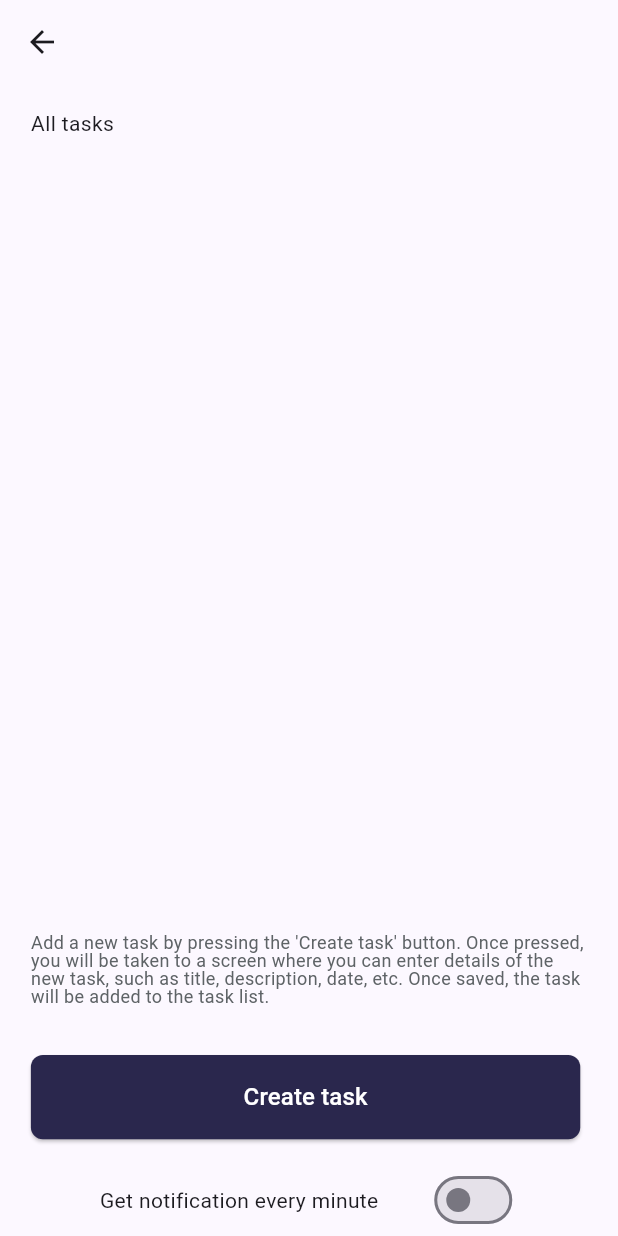
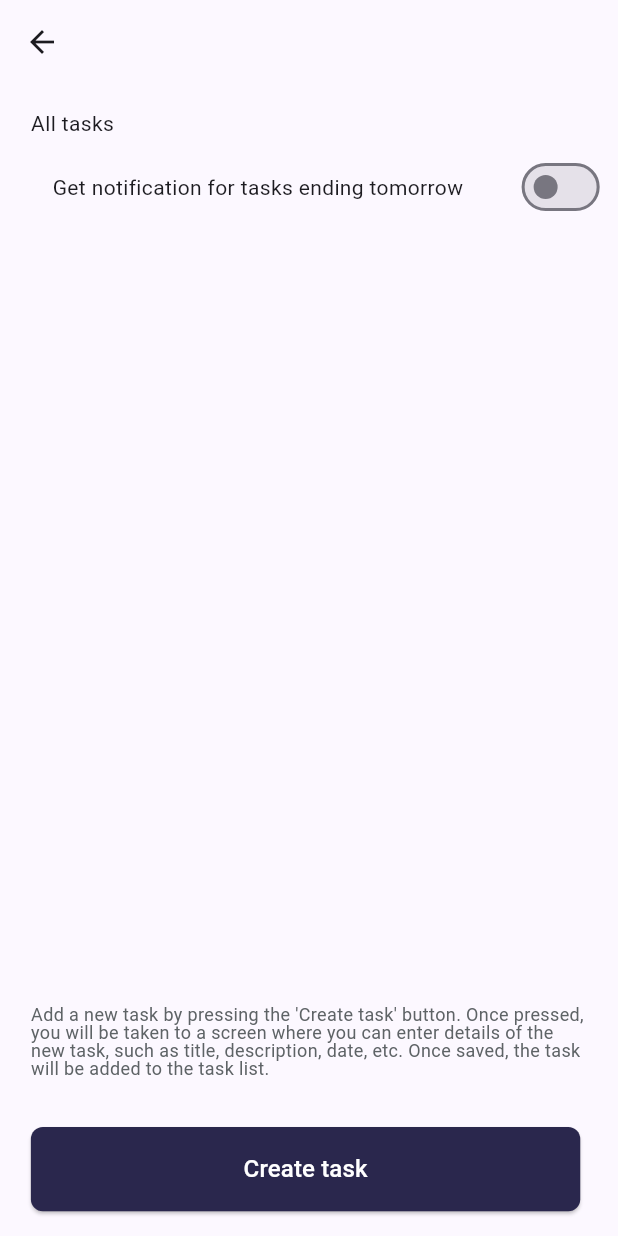
Before and after one commit to eryklorenc/task_manager, a Flutter app: the screen it shows after launch, after a tap on "Add a task", on a phone screen of 412 x 824 dp. Run offline on Flutter 3.47's test engine with Material 3 defaults, Android fonts, the phone set to English and light mode, and no system bars; our stand-ins replace cloud_firestore, firebase_core, flutter_bloc, flutter_local_notifications, freezed_annotation, geocoding and 5 more; missing offline and left inert: app_settings; accounts and stored records are empty; statements that could not run were skipped.

Commit message:
Add notifications for tasks ending tomorrow

```diff
--- a/lib/features/add_task/ui/add_task_page.dart
+++ b/lib/features/add_task/ui/add_task_page.dart
@@ -69,20 +69,51 @@ class _AddTaskPageState extends State<AddTaskPage> {
                                 item.priority,
                                 item.id,
                               ),
-                              ElevatedButton(
-                                onPressed: () {
-                                  NotificationDataSources.sendInstantNotification(
-                                    title: "Task Due Soon",
-                                    body: 'Your task "${item.name}" is due tomorrow!',
-                                    payload: "Task ID: ${item.id}",
-                                  );
-                                },
-                                child: const Text('Notify About This Task'),
-                              ),
                             ],
                           ),
                         ),
                       ],
+                      Row(
+                        mainAxisAlignment: MainAxisAlignment.center,
+                        children: [
+                          const Spacer(flex: 1),
+                          Text(
+                            S.of(context).get_notification,
+                            style: Theme.of(context).xTextTheme.body2,
+                          ),
+                          const Spacer(),
+                          Padding(
+                            padding: const EdgeInsetsSS.only(right: 2),
+                            child: Switch(
+                              value: isSelected,
+                              onChanged: (value) {
+                                setState(() {
+                                  isSelected = value;
+                                });
+
+                                if (value) {
+                                  final tomorrow = DateTime.now().add(const Duration(days: 1));
+
+                                  for (final taskItem in item) {
+                                    if (taskItem.dueDate.year == tomorrow.year &&
+                                        taskItem.dueDate.month == tomorrow.month &&
+                                        taskItem.dueDate.day == tomorrow.day) {
+                                      NotificationDataSources.sendPeriodicNotification(
+                                        title: taskItem.name,
+                                        body: S.of(context).task_notification,
+                                        payload: S.of(context).payload,
+                                        id: taskItem.name.hashCode,
+                                      );
+                                    }
+                                  }
+                                } else {
+                                  NotificationDataSources.cancelPeriodicNotification();
+                                }
+                              },
+                            ),
+                          ),
+                        ],
+                      ),
                     ],
                   );
                 },
@@ -124,35 +155,6 @@ class _AddTaskPageState extends State<AddTaskPage> {
               ),
             ),
           ),
-          Row(
-            mainAxisAlignment: MainAxisAlignment.center,
-            children: [
-              const Spacer(
-                flex: 2,
-              ),
-              const Text("Get notification every minute"),
-              const Spacer(),
-              Switch(
-                value: isSelected,
-                onChanged: (value) {
-                  isSelected = !isSelected;
-                  if (isSelected) {
-                    NotificationDataSources.sendPeriodicNotification(
-                      title: "Test title 2",
-                      body: "Test body 2",
-                      payload: "Test payload 2",
-                    );
-                  } else {
-                    NotificationDataSources.cancelPeriodicNotification();
-                  }
-                  setState(() {});
-                },
-              ),
-              const Spacer(
-                flex: 2,
-              ),
-            ],
-          ),
         ],
       ),
     );
--- a/lib/l10n/intl_en.arb
+++ b/lib/l10n/intl_en.arb
@@ -35,5 +35,8 @@
     "percentage_task": "Percentage implementation of planned tasks: {completedPercentage}%",
     "edit_task": "Edit task",
     "save": "Save",
-    "edit": "Edit"
+    "edit": "Edit",
+    "get_notification": "Get notification for tasks ending tomorrow",
+    "task_notification": "Your task is due tomorrow!",
+    "payload": "Payload"
 }
```
Also changed, not shown: lib/data/datasources/notification/notification_datasources.dart (+4 -3 lines), lib/generated/intl/messages_en.dart, lib/generated/l10n.dart.
